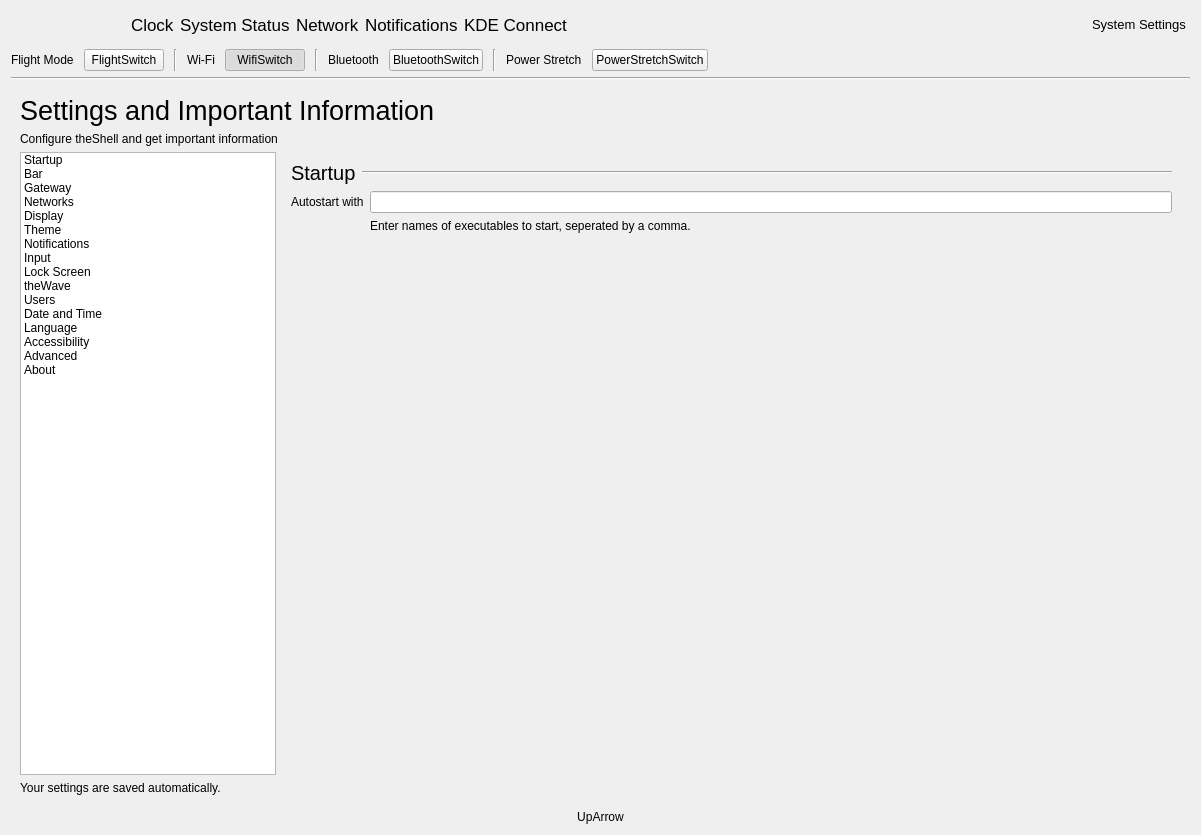
Qt form infopanedropdown.ui (vicr123/theshell) before a commit.
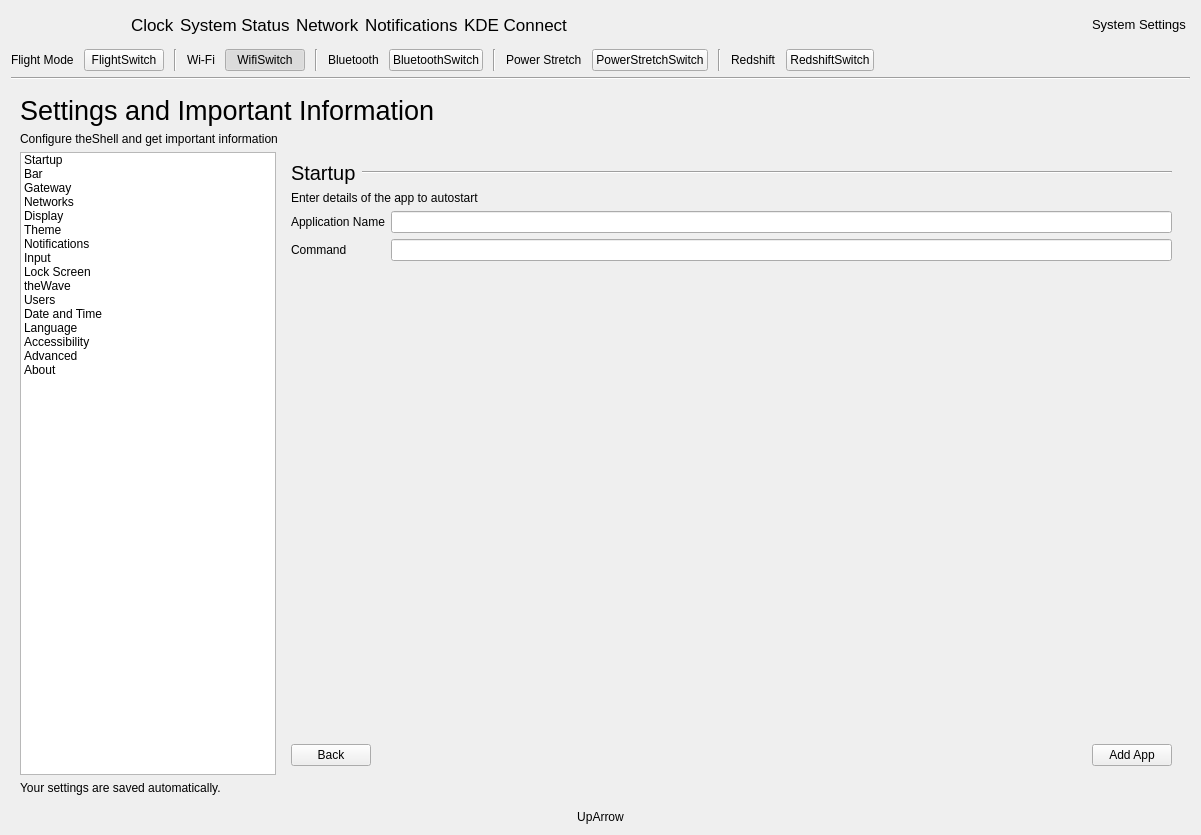
The same form after that commit. The open tabs and pages were chosen to show the change. Icons and pictures are not drawn. Custom widgets are drawn as their Qt base class.

Commit message: New startup apps, new redshift switch, new gray theme

Diff of the .ui file:
```diff
--- a/infopanedropdown.ui
+++ b/infopanedropdown.ui
@@ -307,6 +307,27 @@
           </property>
          </widget>
         </item>
+        <item>
+         <widget class="Line" name="line_2">
+          <property name="orientation">
+           <enum>Qt::Vertical</enum>
+          </property>
+         </widget>
+        </item>
+        <item>
+         <widget class="QLabel" name="label_32">
+          <property name="text">
+           <string>Redshift</string>
+          </property>
+         </widget>
+        </item>
+        <item>
+         <widget class="Switch" name="redshiftSwitch">
+          <property name="text">
+           <string notr="true">RedshiftSwitch</string>
+          </property>
+         </widget>
+        </item>
         <item>
          <spacer name="horizontalSpacer_11">
           <property name="orientation">
@@ -1789,42 +1810,8 @@
             <number>15</number>
            </property>
            <widget class="QWidget" name="StartupSettings">
-            <layout class="QGridLayout" name="gridLayout_2">
-             <item row="1" column="0">
-              <widget class="QLabel" name="label">
-               <property name="text">
-                <string>Autostart with</string>
-               </property>
-              </widget>
-             </item>
-             <item row="1" column="1">
-              <widget class="QLineEdit" name="lineEdit_2">
-               <property name="placeholderText">
-                <string/>
-               </property>
-              </widget>
-             </item>
-             <item row="2" column="1">
-              <widget class="QLabel" name="label_2">
-               <property name="text">
-                <string>Enter names of executables to start, seperated by a comma.</string>
-               </property>
-              </widget>
-             </item>
-             <item row="3" column="1">
-              <spacer name="verticalSpacer_8">
-               <property name="orientation">
-                <enum>Qt::Vertical</enum>
-               </property>
-               <property name="sizeHint" stdset="0">
-                <size>
-                 <width>20</width>
-                 <height>40</height>
-                </size>
-               </property>
-              </spacer>
-             </item>
-             <item row="0" column="0" colspan="2">
+            <layout class="QVBoxLayout" name="verticalLayout_9">
+             <item>
               <widget class="QFrame" name="startupHeader">
                <property name="frameShape">
                 <enum>QFrame::NoFrame</enum>
@@ -1873,6 +1860,241 @@
                </layout>
               </widget>
              </item>
+             <item>
+              <widget class="AnimatedStackedWidget" name="startupStack">
+               <property name="autoFillBackground">
+                <bool>true</bool>
+               </property>
+               <property name="currentIndex">
+                <number>0</number>
+               </property>
+               <widget class="QWidget" name="page_15">
+                <property name="autoFillBackground">
+                 <bool>true</bool>
+                </property>
+                <layout class="QGridLayout" name="gridLayout_22">
+                 <property name="leftMargin">
+                  <number>0</number>
+                 </property>
+                 <property name="topMargin">
+                  <number>0</number>
+                 </property>
+                 <property name="rightMargin">
+                  <number>0</number>
+                 </property>
+                 <property name="bottomMargin">
+                  <number>0</number>
+                 </property>
+                 <item row="1" column="1">
+                  <layout class="QHBoxLayout" name="horizontalLayout_4">
+                   <property name="bottomMargin">
+                    <number>0</number>
+                   </property>
+                   <item>
+                    <spacer name="horizontalSpacer_5">
+                     <property name="orientation">
+                      <enum>Qt::Horizontal</enum>
+                     </property>
+                     <property name="sizeHint" stdset="0">
+                      <size>
+                       <width>40</width>
+                       <height>20</height>
+                      </size>
+                     </property>
+                    </spacer>
+                   </item>
+                   <item>
+                    <widget class="QPushButton" name="pushButton_4">
+                     <property name="text">
+                      <string>New App</string>
+                     </property>
+                     <property name="icon">
+                      <iconset theme="list-add">
+                       <normaloff>.</normaloff>.</iconset>
+                     </property>
+                    </widget>
+                   </item>
+                  </layout>
+                 </item>
+                 <item row="0" column="1">
+                  <widget class="QListWidget" name="autostartList"/>
+                 </item>
+                 <item row="0" column="0">
+                  <widget class="QLabel" name="label">
+                   <property name="text">
+                    <string>Autostart with</string>
+                   </property>
+                   <property name="alignment">
+                    <set>Qt::AlignLeading|Qt::AlignLeft|Qt::AlignTop</set>
+                   </property>
+                  </widget>
+                 </item>
+                </layout>
+               </widget>
+               <widget class="QWidget" name="page_16">
+                <property name="autoFillBackground">
+                 <bool>true</bool>
+                </property>
+                <layout class="QVBoxLayout" name="verticalLayout_11">
+                 <property name="leftMargin">
+                  <number>0</number>
+                 </property>
+                 <property name="topMargin">
+                  <number>0</number>
+                 </property>
+                 <property name="rightMargin">
+                  <number>0</number>
+                 </property>
+                 <property name="bottomMargin">
+                  <number>0</number>
+                 </property>
+                 <item>
+                  <widget class="QLabel" name="label_2">
+                   <property name="text">
+                    <string>Which app do you want to automatically start with theShell?</string>
+                   </property>
+                  </widget>
+                 </item>
+                 <item>
+                  <widget class="QListView" name="autostartAppList"/>
+                 </item>
+                 <item>
+                  <layout class="QHBoxLayout" name="horizontalLayout_11">
+                   <item>
+                    <widget class="QPushButton" name="backAutoStartApps">
+                     <property name="text">
+                      <string>Back</string>
+                     </property>
+                     <property name="icon">
+                      <iconset theme="go-previous">
+                       <normaloff>.</normaloff>.</iconset>
+                     </property>
+                    </widget>
+                   </item>
+                   <item>
+                    <spacer name="horizontalSpacer_8">
+                     <property name="orientation">
+                      <enum>Qt::Horizontal</enum>
+                     </property>
+                     <property name="sizeHint" stdset="0">
+                      <size>
+                       <width>40</width>
+                       <height>20</height>
+                      </size>
+                     </property>
+                    </spacer>
+                   </item>
+                   <item>
+                    <widget class="QPushButton" name="enterCommandAutoStartApps">
+                     <property name="text">
+                      <string>Command</string>
+                     </property>
+                    </widget>
+                   </item>
+                  </layout>
+                 </item>
+                </layout>
+               </widget>
+               <widget class="QWidget" name="page_17">
+                <property name="autoFillBackground">
+                 <bool>true</bool>
+                </property>
+                <layout class="QGridLayout" name="gridLayout_2">
+                 <property name="leftMargin">
+                  <number>0</number>
+                 </property>
+                 <property name="topMargin">
+                  <number>0</number>
+                 </property>
+                 <property name="rightMargin">
+                  <number>0</number>
+                 </property>
+                 <property name="bottomMargin">
+                  <number>0</number>
+                 </property>
+                 <item row="2" column="0">
+                  <widget class="QLabel" name="label_13">
+                   <property name="text">
+                    <string>Command</string>
+                   </property>
+                  </widget>
+                 </item>
+                 <item row="2" column="1">
+                  <widget class="QLineEdit" name="autostartAppCommand"/>
+                 </item>
+                 <item row="4" column="0" colspan="2">
+                  <layout class="QHBoxLayout" name="horizontalLayout_47">
+                   <item>
+                    <widget class="QPushButton" name="backAutoStartNewApp">
+                     <property name="text">
+                      <string>Back</string>
+                     </property>
+                     <property name="icon">
+                      <iconset theme="go-previous">
+                       <normaloff>.</normaloff>.</iconset>
+                     </property>
+                    </widget>
+                   </item>
+                   <item>
+                    <spacer name="horizontalSpacer_33">
+                     <property name="orientation">
+                      <enum>Qt::Horizontal</enum>
+                     </property>
+                     <property name="sizeHint" stdset="0">
+                      <size>
+                       <width>40</width>
+                       <height>20</height>
+                      </size>
+                     </property>
+                    </spacer>
+                   </item>
+                   <item>
+                    <widget class="QPushButton" name="addAutostartApp">
+                     <property name="text">
+                      <string>Add App</string>
+                     </property>
+                     <property name="icon">
+                      <iconset theme="list-add">
+                       <normaloff>.</normaloff>.</iconset>
+                     </property>
+                    </widget>
+                   </item>
+                  </layout>
+                 </item>
+                 <item row="0" column="0" colspan="2">
+                  <widget class="QLabel" name="label_9">
+                   <property name="text">
+                    <string>Enter details of the app to autostart</string>
+                   </property>
+                  </widget>
+                 </item>
+                 <item row="1" column="1">
+                  <widget class="QLineEdit" name="autostartAppName"/>
+                 </item>
+                 <item row="1" column="0">
+                  <widget class="QLabel" name="label_10">
+                   <property name="text">
+                    <string>Application Name</string>
+                   </property>
+                  </widget>
+                 </item>
+                 <item row="3" column="1">
+                  <spacer name="verticalSpacer_6">
+                   <property name="orientation">
+                    <enum>Qt::Vertical</enum>
+                   </property>
+                   <property name="sizeHint" stdset="0">
+                    <size>
+                     <width>20</width>
+                     <height>40</height>
+                    </size>
+                   </property>
+                  </spacer>
+                 </item>
+                </layout>
+               </widget>
+              </widget>
+             </item>
             </layout>
            </widget>
            <widget class="QWidget" name="page">
```
Left out of the diff: 79 changed lines with no effect on the pictures. The commit also changes 12 other files.
